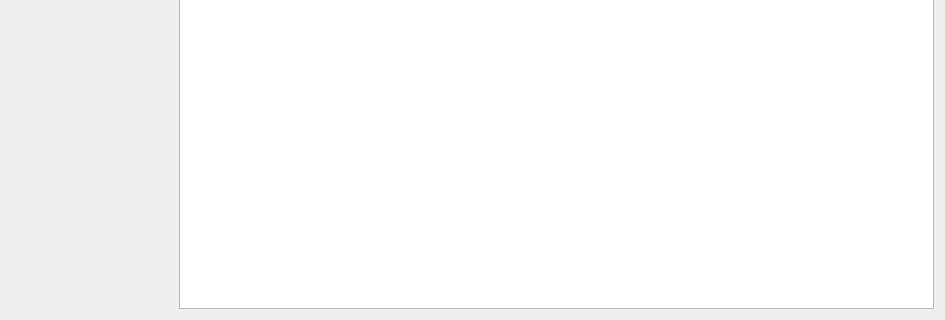
Old version of the form mainwindow.ui in the repository vkensou/DOTA2Statistics; both pictures show x 0 to 945 and y 356 to 676 of the 945 by 676 pixel window.
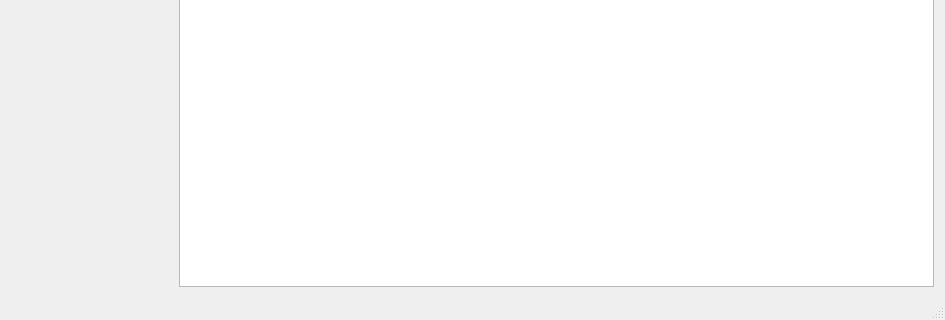
New version of the form.

Commit message: Add a status bar.

```diff
--- a/mainwindow.ui
+++ b/mainwindow.ui
@@ -345,6 +345,7 @@
    </widget>
    <addaction name="menu"/>
   </widget>
+  <widget class="QStatusBar" name="statusBar"/>
   <action name="action_about">
    <property name="text">
     <string>关于</string>
```
The commit also changes 10 other files.
